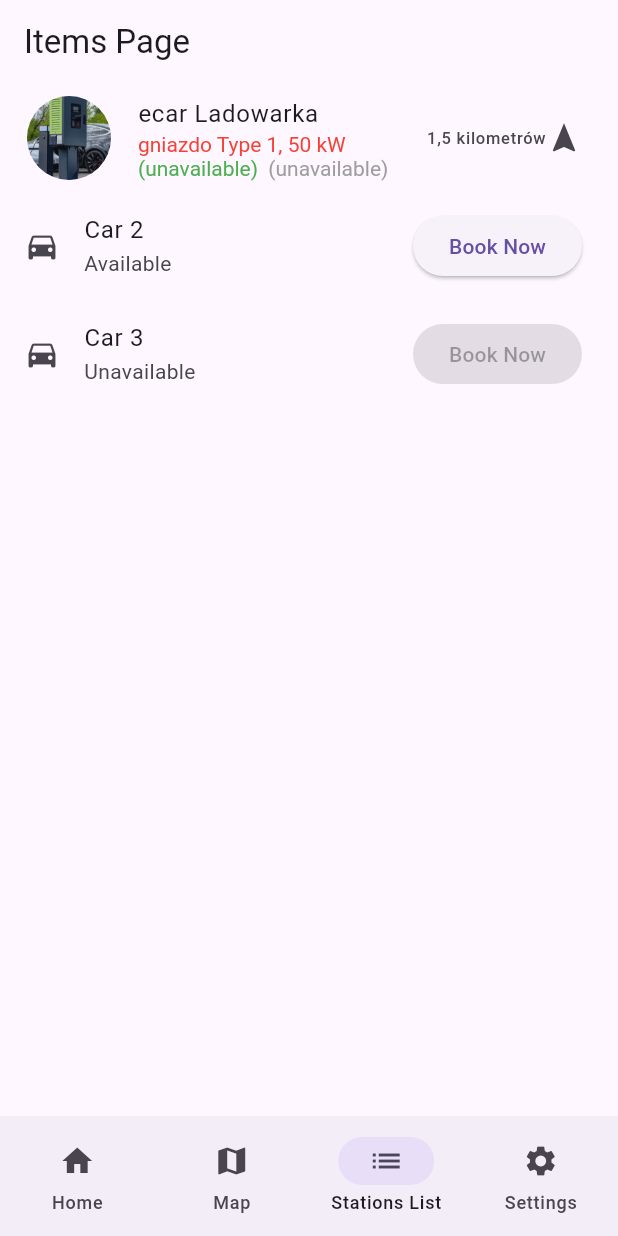
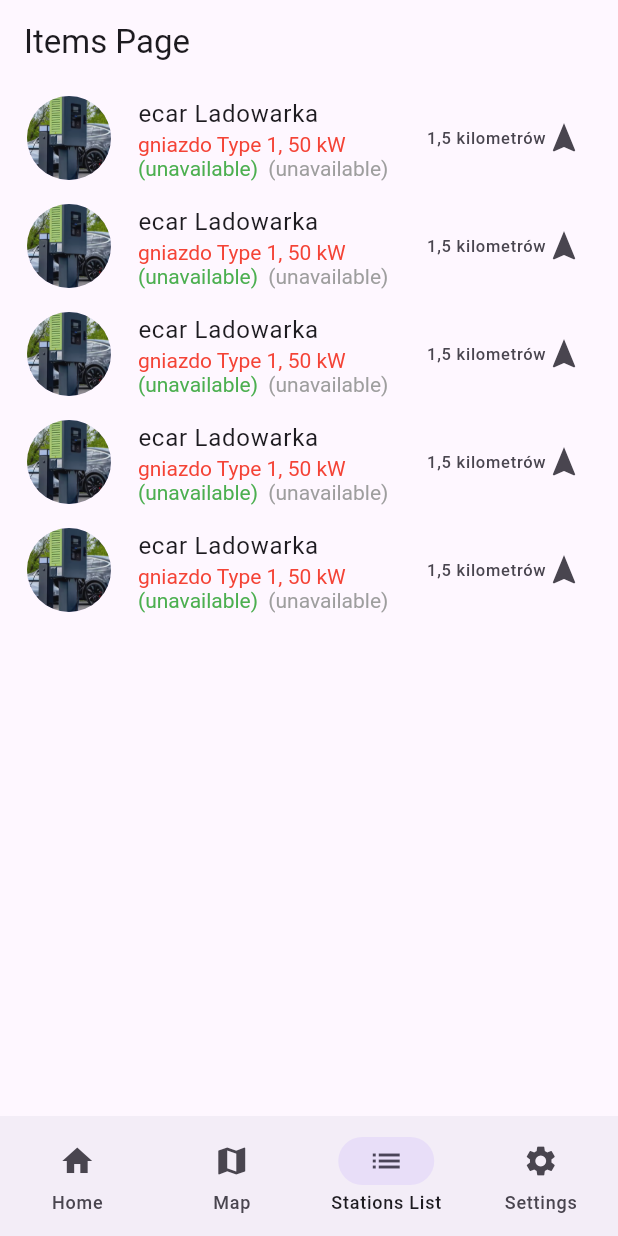
Before and after one commit to wpaczesniak/cargador, a Flutter app: the screen it shows after launch, item 3 of the bottom bar chosen, on a phone screen of 412 x 824 dp. Run offline on Flutter 3.47's test engine with Material 3 defaults, Android fonts, the phone set to English and light mode, and no system bars.

```diff
--- /dev/null
+++ b/lib/pages/help_center.dart
@@ -0,0 +1,13 @@
+import 'package:flutter/material.dart';
+
+class HelpCenter extends StatelessWidget {
+  const HelpCenter({super.key});
+
+  @override
+  Widget build(BuildContext context) {
+    return Scaffold(
+      appBar: AppBar(title: const Text('Help Center')),
+      body: const Center(child: Text('Help information goes here')),
+    );
+  }
+}
--- a/lib/pages/items_page.dart
+++ b/lib/pages/items_page.dart
@@ -1,4 +1,5 @@
 import 'package:flutter/material.dart';
+import 'station_details_page.dart';
 
 class ItemsPage extends StatelessWidget {
   const ItemsPage({super.key});
@@ -19,7 +20,6 @@
               text:
               TextSpan(
                 children: [
-
                   TextSpan(text: "gniazdo Type 1, 50 kW", style: TextStyle(color: Colors.red)),
                   TextSpan(text: "  (unavailable)", style: TextStyle(color: Colors.green)),
                   TextSpan(text: "  (unavailable)", style: TextStyle(color: Colors.grey))
@@ -34,24 +34,111 @@
                 const Icon(Icons.navigation)
               ],
             ),
+            onTap: () => Navigator.push(context, MaterialPageRoute(builder: (context) => StationDetails())),
           ),
           ListTile(
-            leading: const Icon(Icons.directions_car),
-            title: const Text('Car 2'),
-            subtitle: const Text('Available'),
-            trailing: ElevatedButton(
-              onPressed: () {},
-              child: const Text('Book Now'),
+            leading: CircleAvatar(
+              backgroundImage: AssetImage('images/ladowarka.png'),
+              radius: 30,
             ),
+            title: const Text('ecar Ladowarka'),
+            subtitle: RichText(
+              text:
+              TextSpan(
+                children: [
+                  TextSpan(text: "gniazdo Type 1, 50 kW", style: TextStyle(color: Colors.red)),
+                  TextSpan(text: "  (unavailable)", style: TextStyle(color: Colors.green)),
+                  TextSpan(text: "  (unavailable)", style: TextStyle(color: Colors.grey))
+                ],
+              ),
+            ),
+            // isThreeLine: true,
+            trailing: Row(
+              mainAxisSize: MainAxisSize.min,
+              children: [
+                const Text('1,5 kilometrów'),
+                const Icon(Icons.navigation)
+              ],
+            ),
+            onTap: () => Navigator.push(context, MaterialPageRoute(builder: (context) => StationDetails())),
           ),
           ListTile(
-            leading: const Icon(Icons.directions_car),
-            title: const Text('Car 3'),
-            subtitle: const Text('Unavailable'),
-            trailing: ElevatedButton(
-              onPressed: null,
-              child: const Text('Book Now'),
+            leading: CircleAvatar(
+              backgroundImage: AssetImage('images/ladowarka.png'),
+              radius: 30,
             ),
+            title: const Text('ecar Ladowarka'),
+            subtitle: RichText(
+              text:
+              TextSpan(
+                children: [
+                  TextSpan(text: "gniazdo Type 1, 50 kW", style: TextStyle(color: Colors.red)),
+                  TextSpan(text: "  (unavailable)", style: TextStyle(color: Colors.green)),
+                  TextSpan(text: "  (unavailable)", style: TextStyle(color: Colors.grey))
+                ],
+              ),
+            ),
+            // isThreeLine: true,
+            trailing: Row(
+              mainAxisSize: MainAxisSize.min,
+              children: [
+                const Text('1,5 kilometrów'),
+                const Icon(Icons.navigation)
+              ],
+            ),
+            onTap: () => Navigator.push(context, MaterialPageRoute(builder: (context) => StationDetails())),
+          ),
+          ListTile(
+            leading: CircleAvatar(
+              backgroundImage: AssetImage('images/ladowarka.png'),
+              radius: 30,
+            ),
+            title: const Text('ecar Ladowarka'),
+            subtitle: RichText(
+              text:
+              TextSpan(
+                children: [
+                  TextSpan(text: "gniazdo Type 1, 50 kW", style: TextStyle(color: Colors.red)),
+                  TextSpan(text: "  (unavailable)", style: TextStyle(color: Colors.green)),
+                  TextSpan(text: "  (unavailable)", style: TextStyle(color: Colors.grey))
+                ],
+              ),
+            ),
+            // isThreeLine: true,
+            trailing: Row(
+              mainAxisSize: MainAxisSize.min,
+              children: [
+                const Text('1,5 kilometrów'),
+                const Icon(Icons.navigation)
+              ],
+            ),
+            onTap: () => Navigator.push(context, MaterialPageRoute(builder: (context) => StationDetails())),
+          ),
+          ListTile(
+            leading: CircleAvatar(
+              backgroundImage: AssetImage('images/ladowarka.png'),
+              radius: 30,
+            ),
+            title: const Text('ecar Ladowarka'),
+            subtitle: RichText(
+              text:
+              TextSpan(
+                children: [
+                  TextSpan(text: "gniazdo Type 1, 50 kW", style: TextStyle(color: Colors.red)),
+                  TextSpan(text: "  (unavailable)", style: TextStyle(color: Colors.green)),
+                  TextSpan(text: "  (unavailable)", style: TextStyle(color: Colors.grey))
+                ],
+              ),
+            ),
+            // isThreeLine: true,
+            trailing: Row(
+              mainAxisSize: MainAxisSize.min,
+              children: [
+                const Text('1,5 kilometrów'),
+                const Icon(Icons.navigation)
+              ],
+            ),
+            onTap: () => Navigator.push(context, MaterialPageRoute(builder: (context) => StationDetails())),
           ),
         ],
       )
--- a/lib/pages/settings_page.dart
+++ b/lib/pages/settings_page.dart
@@ -1,5 +1,6 @@
 import 'package:flutter/material.dart';
 import '../core/notifiers.dart';
+import 'help_center.dart';
 
 class SettingsPage extends StatefulWidget {
   const SettingsPage({super.key});
@@ -52,6 +53,7 @@
               leading: const Icon(Icons.local_phone),
               title: const Text('Help Center'),
               trailing: Icon(Icons.arrow_right),
+              onTap: () => Navigator.push(context, MaterialPageRoute(builder: (context) => HelpCenter())),
             ),
             SizedBox(height: 8),
             ListTile(
--- /dev/null
+++ b/lib/pages/station_details_page.dart
@@ -0,0 +1,25 @@
+import 'package:flutter/material.dart';
+
+class StationDetails extends StatelessWidget {
+  const StationDetails({super.key});
+
+  @override
+  Widget build(BuildContext context) {
+    return Scaffold(
+      appBar: AppBar(title: const Text('Station Details')),
+      body: Column(
+        children: [
+          DrawerHeader(child:   CircleAvatar(
+              backgroundImage: AssetImage('images/ladowarka.png'),
+              radius: 60,
+            ),
+
+          ),
+          const Text('Details about the station go here'),
+          const Text('More information about the station can be displayed here'),
+        ],
+
+      )
+    );
+  }
+}
```
